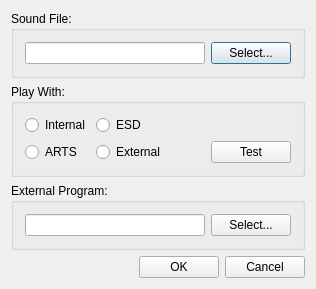
Before: the Qt Designer form src/ui/soundconf.ui in hosiet/fqterm, drawn with Qt 5.
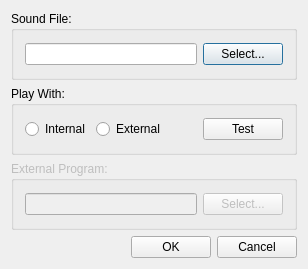
After: the same form once the commit is applied.

What changed in the file:
```diff
--- a/src/ui/soundconf.ui
+++ b/src/ui/soundconf.ui
@@ -1,6 +1,17 @@
 <ui version="4.0" >
  <class>soundConf</class>
  <widget class="QDialog" name="soundConf" >
+  <property name="enabled" >
+   <bool>true</bool>
+  </property>
+  <property name="geometry" >
+   <rect>
+    <x>0</x>
+    <y>0</y>
+    <width>308</width>
+    <height>269</height>
+   </rect>
+  </property>
   <property name="windowTitle" >
    <string>Configure</string>
   </property>
@@ -42,33 +53,22 @@
       </item>
       <item row="0" column="1" >
        <widget class="QRadioButton" name="radioButton2" >
-        <property name="text" >
-         <string>ESD</string>
+        <property name="enabled" >
+         <bool>true</bool>
         </property>
-       </widget>
-      </item>
-      <item row="1" column="0" >
-       <widget class="QRadioButton" name="radioButton3" >
-        <property name="text" >
-         <string>ARTS</string>
-        </property>
-       </widget>
-      </item>
-      <item row="1" column="1" >
-       <widget class="QRadioButton" name="radioButton4" >
         <property name="text" >
          <string>External</string>
         </property>
        </widget>
       </item>
-      <item row="1" column="4" >
+      <item row="0" column="4" >
        <widget class="QPushButton" name="bpTest" >
         <property name="text" >
          <string>Test</string>
         </property>
        </widget>
       </item>
-      <item row="1" column="2" >
+      <item row="0" column="2" >
        <spacer>
         <property name="orientation" >
          <enum>Qt::Horizontal</enum>
@@ -86,6 +86,9 @@
    </item>
    <item row="2" column="0" colspan="2" >
     <widget class="QGroupBox" name="groupBox_3" >
+     <property name="enabled">
+      <bool>false</bool>
+     </property>
      <property name="title" >
       <string>External Program:</string>
      </property>
```
Left out of the diff: 23 changed lines with no effect on the pictures.
